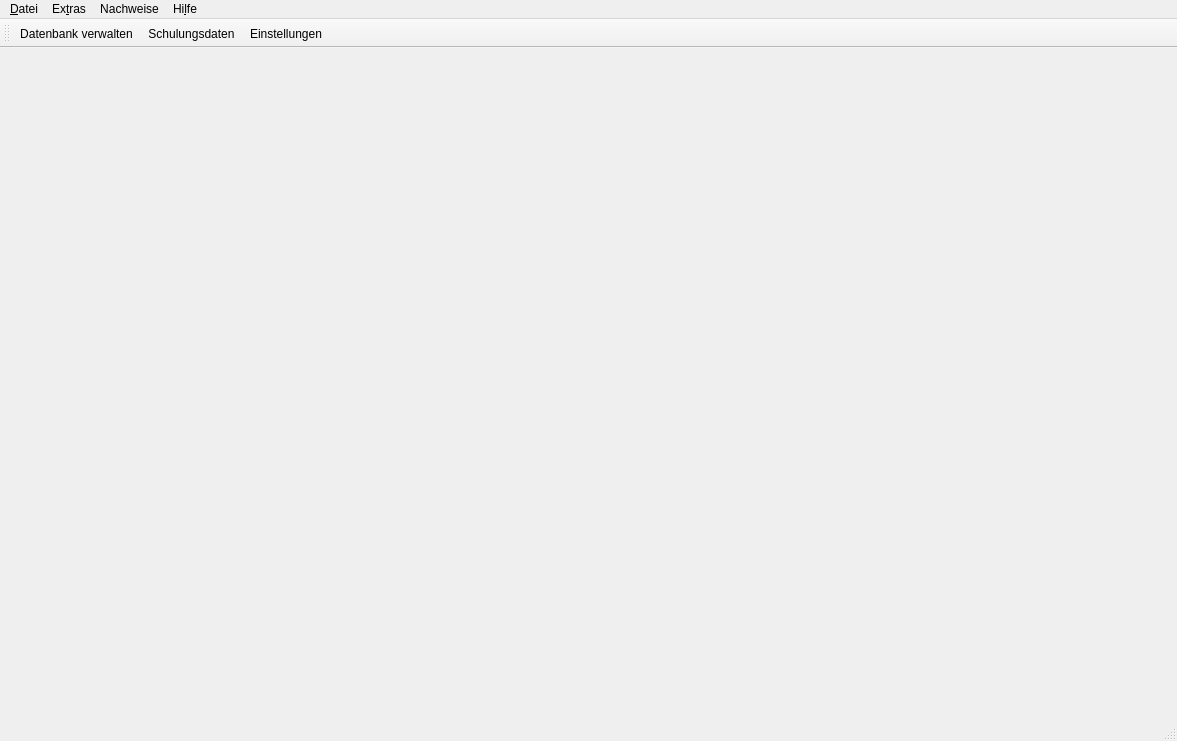
First picture: the form in ui/qmmainwindow.ui, repository Christian-Kr/QualificationMatrix, before the edit.
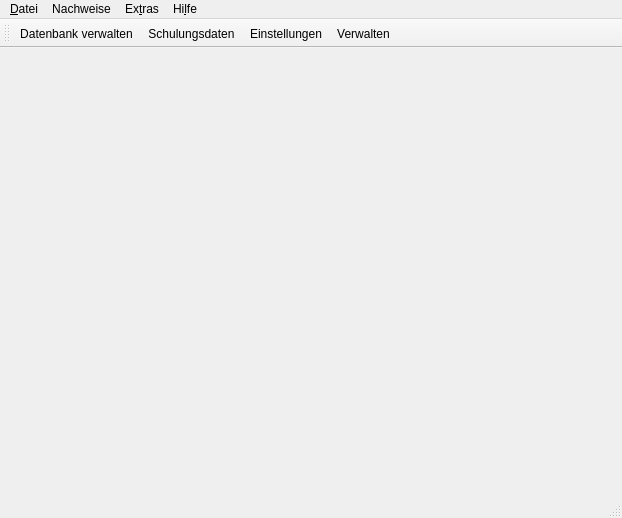
Second picture: the form after the edit. Icons and pictures are not drawn.

Commit message: Add integrity check ui elements in mainwin

Patch:
```diff
--- a/ui/qmmainwindow.ui
+++ b/ui/qmmainwindow.ui
@@ -6,8 +6,8 @@
    <rect>
     <x>0</x>
     <y>0</y>
-    <width>1177</width>
-    <height>741</height>
+    <width>622</width>
+    <height>518</height>
    </rect>
   </property>
   <property name="sizePolicy">
@@ -75,7 +75,7 @@
     <rect>
      <x>0</x>
      <y>0</y>
-     <width>1177</width>
+     <width>622</width>
      <height>24</height>
     </rect>
    </property>
@@ -110,8 +110,8 @@
     <addaction name="actManageCertificate"/>
    </widget>
    <addaction name="menu_Datei"/>
-   <addaction name="menuExtras"/>
    <addaction name="menuNachweise"/>
+   <addaction name="menuExtras"/>
    <addaction name="menuHilfe"/>
   </widget>
   <widget class="QStatusBar" name="statusbar"/>
@@ -140,6 +140,7 @@
    <addaction name="actManageDatabase"/>
    <addaction name="actTrainData"/>
    <addaction name="actSettings"/>
+   <addaction name="actManageCertificate"/>
   </widget>
   <action name="actExit">
    <property name="text">
```
Left out of the diff: 27 changed lines with no effect on the pictures. The commit also changes 1 other file.
